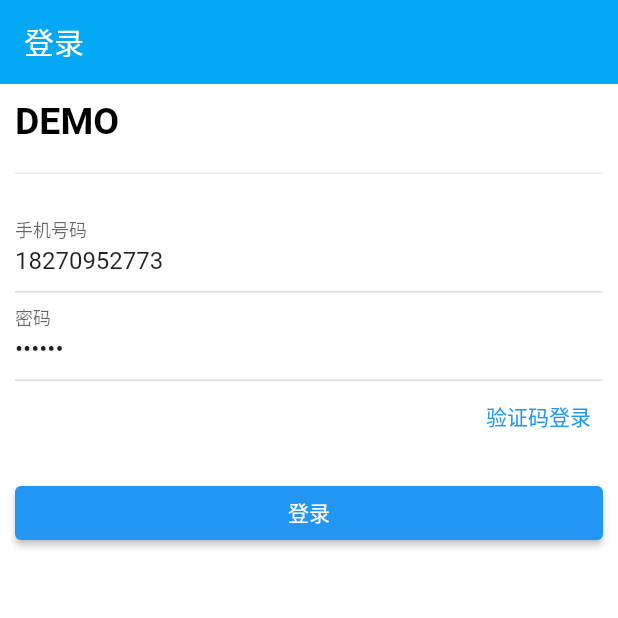
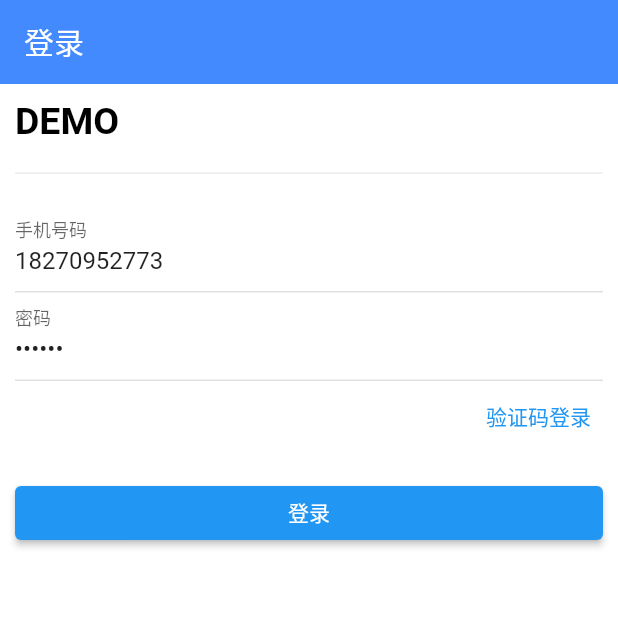
Before and after one commit to surest-sky/temp, a Flutter app: the screen it shows after launch, after a tap on "登录", on a phone screen of 412 x 824 dp, the top half of it. Run offline on Flutter 3.47's test engine with Material 2 defaults, Android fonts, the phone set to English and light mode, and no system bars; our stand-ins replace date_format, dio, dotted_border, flutter_easyloading, flutter_keyboard_visibility, flutter_swipe_action_cell and 7 more; missing offline and left inert: adaptive_action_sheet, drop_down_list, proste_indexed_stack, receive_sharing_intent; network calls fail; statements that could not run were skipped.

Commit message:
优化了个人中心的样式

```diff
--- a/lib/components/platformConfig.dart
+++ b/lib/components/platformConfig.dart
@@ -204,7 +204,7 @@ class _PlatformConfigState extends State<PlatformConfig> {
 
   Widget label(String label) {
     return SizedBox(
-      width: 100,
+      width: 110,
       child: Text(
         "$label:",
         style: const TextStyle(
--- a/lib/main.dart
+++ b/lib/main.dart
@@ -33,10 +33,13 @@ class MyApp extends StatelessWidget {
       title: '熊啊熊',
       debugShowCheckedModeBanner: false,
       theme: ThemeData(
-        scaffoldBackgroundColor: Colors.white, //修改页面的背景
+        scaffoldBackgroundColor: Color(0XF8F8F8), //修改页面的背景
         //修改AppBar的主体样式
         appBarTheme: const AppBarTheme(
-          backgroundColor: Colors.lightBlue,
+          titleTextStyle: TextStyle(
+              fontSize: 20,
+          ),
+          color: Colors.blueAccent,
           elevation: 0, //隐藏AppBar底部的阴影分割线
           systemOverlayStyle: SystemUiOverlayStyle.light, //设置状态栏的背景
         ),
--- a/lib/models/ListItem.dart
+++ b/lib/models/ListItem.dart
@@ -23,7 +23,8 @@ class ListItem {
     type = json['type'] ?? "";
     title = json['title'] ?? "";
     fullText = json['full_text'] ?? "";
-    updatedAt = _convertFormatDate(json['updated_at']);
+    final _updateAt = json['updated_at'];
+    updatedAt = _updateAt is String ? _updateAt : _convertFormatDate(_updateAt);
     errorMsg = json['errorMsg'] ?? "";
   }
 
--- a/lib/view/AppPage.dart
+++ b/lib/view/AppPage.dart
@@ -42,7 +42,7 @@ class _AppPageState extends State<AppPage> {
   _loadInit() async {
     if (!await AuthService.isLogin()) {
       Timer.run(() {
-        Navigator.pushNamed(context, "loginPage");
+        Navigator.pushReplacementNamed(context, "loginPage");
       });
     }
     Timer.run(() {
--- a/lib/view/HomePage.dart
+++ b/lib/view/HomePage.dart
@@ -43,6 +43,8 @@ class _ProfilePageState extends State<HomePage> with ItemAction {
   // 从存储中加载List
   _loadListByPrefs() {
     prefs.then((prefs) {
+      _loadList();
+      return;
       final List<String> _lists = prefs.getStringList(prefListKey) ?? [];
       if (_lists.isEmpty) {
         _loadList();
--- a/lib/view/auth/login.dart
+++ b/lib/view/auth/login.dart
@@ -202,7 +202,7 @@ class _LoginPageState extends State<LoginPage> {
     }
     await prefs.setString(AuthService.AUTH_USER, json.encode(loginResult));
     await prefs.setString(AuthService.AUTH_KEY, loginResult.idkey);
-    Navigator.pushNamed(context, "appPage");
+    Navigator.pushReplacementNamed(context, "appPage");
   }
 
   Widget _formLoginPassword() {
```
Also changed, not shown: lib/view/ProfilePage.dart (+9 -2 lines), lib/view/SettingPage.dart (+79 -38 lines).
